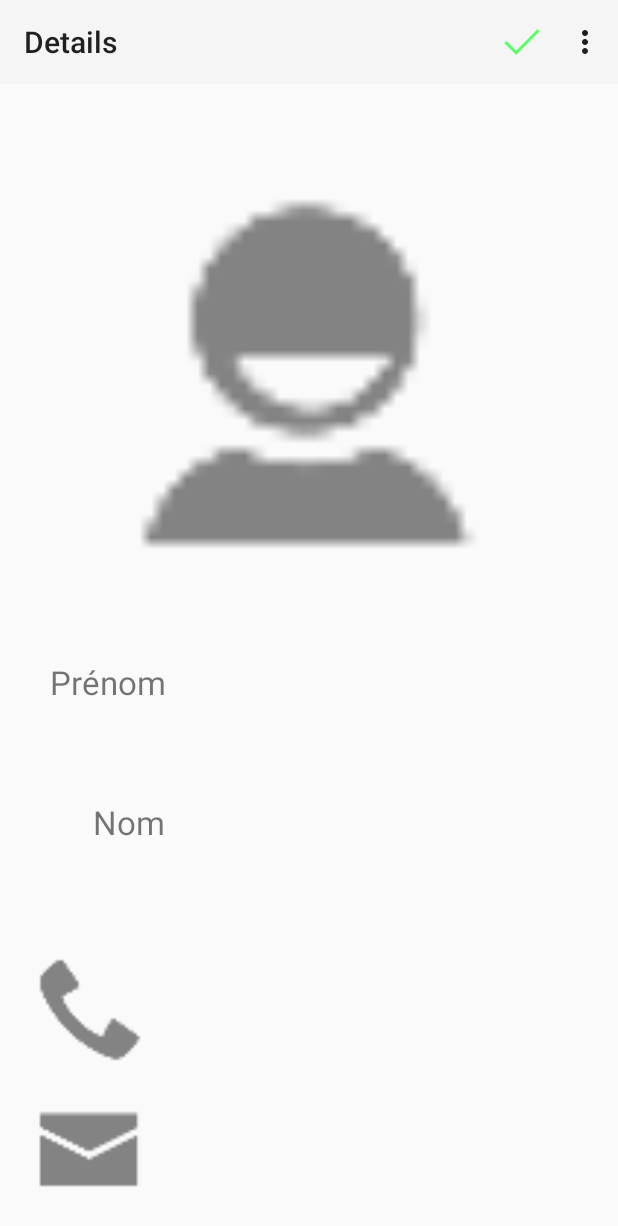
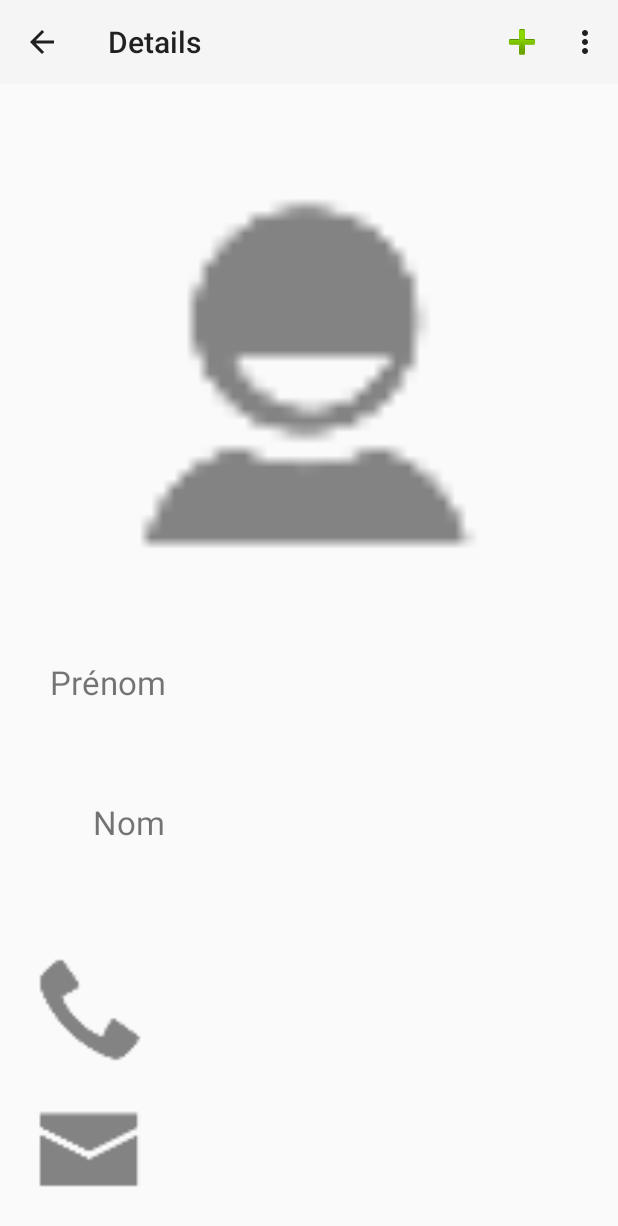
Before and after one commit to akraxx/Contacts, an Android app: the ContactDetailActivity screen opened directly, with no data from a screen before it, on a phone screen of 412 x 824 dp. Shown: the top 1226 px of the screen. Run offline under Robolectric (Android 15) with nearby library versions, the phone set to English and light mode, and no system bars; our stand-ins replace ButterKnife, Dagger/Hilt's generated code; 2 statements that could not run were skipped.

Commit message:
feat: remove drawer from details page

```diff
--- a/app/src/main/java/fr/rizomm/contacts/BaseActivity.java
+++ b/app/src/main/java/fr/rizomm/contacts/BaseActivity.java
@@ -3,6 +3,7 @@ package fr.rizomm.contacts;
 import android.content.Intent;
 import android.content.res.Configuration;
 import android.os.Bundle;
+import android.support.v4.app.NavUtils;
 import android.support.v4.widget.DrawerLayout;
 import android.support.v7.app.ActionBarActivity;
 import android.support.v7.app.ActionBarDrawerToggle;
@@ -42,6 +43,9 @@ public abstract class BaseActivity extends ActionBarActivity implements Injectab
     @Override
     public boolean onOptionsItemSelected(MenuItem item) {
         switch (item.getItemId()) {
+            case android.R.id.home:
+                NavUtils.navigateUpFromSameTask(this);
+                return true;
             case R.id.toolbar_menu_help:
                 Toast.makeText(this, "Aide", Toast.LENGTH_SHORT).show();
                 break;
--- a/app/src/main/java/fr/rizomm/contacts/ContactModule.java
+++ b/app/src/main/java/fr/rizomm/contacts/ContactModule.java
@@ -12,7 +12,6 @@ import fr.rizomm.contacts.managers.ContactManager;
 import fr.rizomm.contacts.ui.activities.AddContactActivity;
 import fr.rizomm.contacts.ui.activities.ContactDetailActivity;
 import fr.rizomm.contacts.ui.activities.HomeActivity;
-import fr.rizomm.contacts.ui.fragments.ContactDetailFragment;
 import fr.rizomm.contacts.ui.fragments.ContactListFragment;
 import fr.rizomm.contacts.ui.fragments.DrawerFragment;
 import fr.rizomm.contacts.ui.fragments.HelloFragment;
@@ -30,7 +29,6 @@ import fr.rizomm.contacts.ui.fragments.HomeFragment;
                 HomeFragment.class,
                 DrawerFragment.class,
                 ContactListFragment.class,
-                ContactDetailFragment.class,
                 ContactFragmentPagerAdapter.class,
                 ContactViewHolder.class
         }
--- a/app/src/main/java/fr/rizomm/contacts/ui/activities/ContactDetailActivity.java
+++ b/app/src/main/java/fr/rizomm/contacts/ui/activities/ContactDetailActivity.java
@@ -2,28 +2,55 @@ package fr.rizomm.contacts.ui.activities;
 
 import android.os.Bundle;
 import android.view.Menu;
+import android.widget.TextView;
 
+import javax.inject.Inject;
+
+import butterknife.InjectView;
 import fr.rizomm.contacts.BaseActivity;
 import fr.rizomm.contacts.R;
+import fr.rizomm.contacts.managers.ContactManager;
+import fr.rizomm.contacts.model.Contact;
 
 /**
  * Created by Maximilien on 22/02/2015.
  */
 public class ContactDetailActivity extends BaseActivity {
+    public static final String ARG_CONTACT = "ARG_CONTACT";
+
+    @InjectView(R.id.firstname_textview_details)
+    TextView firstNameTextView;
+    @InjectView(R.id.lastname_textview_details)
+    TextView lastameTextView;
+    @InjectView(R.id.mail_textview_details)
+    TextView mailTextView;
+    @InjectView(R.id.phone_textview_details)
+    TextView phoneTextView;
+
+    @Inject
+    ContactManager contactManager;
 
     @Override
     protected void onBaseActivityCreate(Bundle savedInstanceState) {
         getSupportActionBar().setTitle("Details");
+        getSupportActionBar().setDisplayHomeAsUpEnabled(true);
+
+        Contact mContact = null;
+
+        if (getIntent() != null) {
+            mContact = contactManager.getContacts().get(getIntent().getIntExtra(ARG_CONTACT, 0)-1);
+        }
+
+        if(mContact != null) {
+            firstNameTextView.setText(mContact.getFirstName());
+            lastameTextView.setText(mContact.getLastName());
+            mailTextView.setText(mContact.getMail());
+            phoneTextView.setText(mContact.getPhone());
+        }
     }
 
     @Override
     public int getContentView() {
         return R.layout.activity_contact_details;
     }
-
-    @Override
-    public boolean onCreateOptionsMenu(Menu menu) {
-        getMenuInflater().inflate(R.menu.menu_add_contact, menu);
-        return true;
-    }
 }
--- a/app/src/main/java/fr/rizomm/contacts/ui/fragments/ContactDetailFragment.java
+++ /dev/null
@@ -1,68 +0,0 @@
-package fr.rizomm.contacts.ui.fragments;
-
-import android.os.Bundle;
-import android.support.annotation.Nullable;
-import android.view.LayoutInflater;
-import android.view.View;
-import android.view.ViewGroup;
-import android.widget.TextView;
-
-import javax.inject.Inject;
-
-import butterknife.InjectView;
-import fr.rizomm.contacts.BaseFragment;
-import fr.rizomm.contacts.R;
-import fr.rizomm.contacts.managers.ContactManager;
-import fr.rizomm.contacts.model.Contact;
-
-
-public class ContactDetailFragment extends BaseFragment {
-    // TODO: Rename parameter arguments, choose names that match
-    // the fragment initialization parameters, e.g. ARG_ITEM_NUMBER
-    public static final String ARG_CONTACT = "ARG_CONTACT";
-
-    @InjectView(R.id.firstname_textview_details)
-    TextView firstNameTextView;
-    @InjectView(R.id.lastname_textview_details)
-    TextView lastameTextView;
-    @InjectView(R.id.mail_textview_details)
-    TextView mailTextView;
-    @InjectView(R.id.phone_textview_details)
-    TextView phoneTextView;
-
-    @Inject
-    ContactManager contactManager;
-
-    private Contact mContact;
-
-    public ContactDetailFragment() {
-        // Required empty public constructor
-    }
-
-    @Override
-    public void onCreate(Bundle savedInstanceState) {
-        super.onCreate(savedInstanceState);
-
-        if (getActivity().getIntent() != null) {
-            mContact = contactManager.getContacts().get(getActivity().getIntent().getIntExtra(ARG_CONTACT, 0));
-        }
-    }
-
-    @Override
-    public View onViewInflated(View view, LayoutInflater inflater, @Nullable ViewGroup container, @Nullable Bundle savedInstanceState) {
-
-        if(mContact != null) {
-            firstNameTextView.setText(mContact.getFirstName());
-            lastameTextView.setText(mContact.getLastName());
-            mailTextView.setText(mContact.getMail());
-            phoneTextView.setText(mContact.getPhone());
-        }
-
-        return view;
-    }
-
-    @Override
-    public int getContentView() {
-        return R.layout.fragment_contact_detail;
-    }
-}
--- a/app/src/main/java/fr/rizomm/contacts/ui/fragments/ContactListFragment.java
+++ b/app/src/main/java/fr/rizomm/contacts/ui/fragments/ContactListFragment.java
@@ -48,7 +48,7 @@ public class ContactListFragment extends TitledFragment implements ContactListen
     @OnItemClick(R.id.listView)
     public void onContactListItemClick(AdapterView<?> parent, View view, int position, long id) {
         Intent nextScreen = new Intent(getActivity(), ContactDetailActivity.class);
-        nextScreen.putExtra(ContactDetailFragment.ARG_CONTACT, position);
+        nextScreen.putExtra(ContactDetailActivity.ARG_CONTACT, position);
         startActivity(nextScreen);
     }
 
--- a/app/src/main/java/fr/rizomm/contacts/ui/fragments/DrawerFragment.java
+++ b/app/src/main/java/fr/rizomm/contacts/ui/fragments/DrawerFragment.java
@@ -55,7 +55,7 @@ public class DrawerFragment extends BaseFragment {
     @OnItemClick(R.id.drawer_contact_list)
     public void onContactListItemClick(AdapterView<?> parent, View view, int position, long id) {
         Intent nextScreen = new Intent(getActivity(), ContactDetailActivity.class);
-        nextScreen.putExtra(ContactDetailFragment.ARG_CONTACT, position);
+        nextScreen.putExtra(ContactDetailActivity.ARG_CONTACT, position);
         startActivity(nextScreen);
     }
 
--- a/app/src/main/res/layout/activity_contact_details.xml
+++ b/app/src/main/res/layout/activity_contact_details.xml
@@ -5,11 +5,106 @@
 
     <include layout="@layout/toolbar" />
 
-    <fragment
-        android:id="@+id/contact_details"
-        android:layout_width="fill_parent"
-        android:layout_height="fill_parent"
-        android:name="fr.rizomm.contacts.ui.fragments.ContactDetailFragment"
-        android:orientation="horizontal" />
+    <LinearLayout xmlns:android="http://schemas.android.com/apk/res/android"
+        android:layout_width="match_parent"
+        android:layout_height="match_parent"
+        android:orientation="vertical"
+        android:padding="10dp"
+        android:layout_weight="10">
+
+        <ImageView
+            android:src="@drawable/ic_profile"
+            android:layout_width="match_parent"
+            android:layout_height="0dp"
+            android:layout_weight="4"/>
+
+        <LinearLayout
+            android:layout_width="match_parent"
+            android:layout_height="0dp"
+            android:layout_weight="1"
+            android:orientation="horizontal">
+
+            <TextView
+                android:layout_width="100dp"
+                android:layout_height="match_parent"
+                android:textSize="22sp"
+                android:gravity="right"
+                android:text="Prénom"
+                android:id="@+id/firstname_textview_label" />
+
+            <TextView
+                android:paddingLeft="20dp"
+                android:layout_width="wrap_content"
+                android:layout_height="match_parent"
+                android:textSize="22sp"
+                android:textStyle="bold"
+                android:id="@+id/firstname_textview_details" />
+        </LinearLayout>
+
+        <LinearLayout
+            android:layout_width="match_parent"
+            android:layout_height="0dp"
+            android:layout_weight="1"
+            android:orientation="horizontal">
+
+            <TextView
+                android:layout_width="100dp"
+                android:layout_height="match_parent"
+                android:textSize="22sp"
+                android:gravity="right"
+                android:text="Nom"
+                android:id="@+id/lastname_textview_label" />
+
+            <TextView
+                android:paddingLeft="20dp"
+                android:layout_width="wrap_content"
+                android:layout_height="match_parent"
+                android:textSize="22sp"
+                android:textStyle="bold"
+                android:id="@+id/lastname_textview_details" />
+        </LinearLayout>
+
+        <LinearLayout
+            android:layout_width="match_parent"
+            android:layout_height="0dp"
+            android:layout_weight="1"
+            android:orientation="horizontal">
+
+            <ImageView
+                android:layout_width="100dp"
+                android:layout_height="match_parent"
+                android:textSize="22sp"
+                android:src="@drawable/ic_phone" />
+
+            <TextView
+                android:paddingLeft="20dp"
+                android:layout_width="wrap_content"
+                android:layout_height="match_parent"
+                android:textSize="22sp"
+                android:textStyle="bold"
+                android:id="@+id/phone_textview_details" />
+        </LinearLayout>
+
+        <LinearLayout
+            android:layout_width="match_parent"
+            android:layout_height="0dp"
+            android:layout_weight="1"
+            android:orientation="horizontal">
+
+            <ImageView
+                android:layout_width="100dp"
+                android:layout_height="match_parent"
+                android:textSize="22sp"
+                android:src="@drawable/ic_mail" />
+
+            <TextView
+                android:paddingLeft="20dp"
+                android:layout_width="wrap_content"
+                android:layout_height="match_parent"
+                android:textSize="22sp"
+                android:textStyle="bold"
+                android:id="@+id/mail_textview_details" />
+        </LinearLayout>
+    </LinearLayout>
 
 </LinearLayout>
--- a/app/src/main/res/layout/fragment_contact_detail.xml
+++ /dev/null
@@ -1,101 +0,0 @@
-<LinearLayout xmlns:android="http://schemas.android.com/apk/res/android"
-    android:layout_width="match_parent"
-    android:layout_height="match_parent"
-    android:orientation="vertical"
-    android:padding="10dp"
-    android:layout_weight="10">
-
-    <ImageView
-        android:src="@drawable/ic_profile"
-        android:layout_width="match_parent"
-        android:layout_height="0dp"
-        android:layout_weight="4"/>
-
-    <LinearLayout
-        android:layout_width="match_parent"
-        android:layout_height="0dp"
-        android:layout_weight="1"
-        android:orientation="horizontal">
-
-        <TextView
-            android:layout_width="100dp"
-            android:layout_height="match_parent"
-            android:textSize="22sp"
-            android:gravity="right"
-            android:text="Prénom"
-            android:id="@+id/firstname_textview_label" />
-
-        <TextView
-            android:paddingLeft="20dp"
-            android:layout_width="wrap_content"
-            android:layout_height="match_parent"
-            android:textSize="22sp"
-            android:textStyle="bold"
-            android:id="@+id/firstname_textview_details" />
-    </LinearLayout>
-
-    <LinearLayout
-        android:layout_width="match_parent"
-        android:layout_height="0dp"
-        android:layout_weight="1"
-        android:orientation="horizontal">
-
-        <TextView
-            android:layout_width="100dp"
-            android:layout_height="match_parent"
-            android:textSize="22sp"
-            android:gravity="right"
-            android:text="Nom"
-            android:id="@+id/lastname_textview_label" />
-
-        <TextView
-            android:paddingLeft="20dp"
-            android:layout_width="wrap_content"
-            android:layout_height="match_parent"
-            android:textSize="22sp"
-            android:textStyle="bold"
-            android:id="@+id/lastname_textview_details" />
-    </LinearLayout>
-
-    <LinearLayout
-        android:layout_width="match_parent"
-        android:layout_height="0dp"
-        android:layout_weight="1"
-        android:orientation="horizontal">
-
-        <ImageView
-            android:layout_width="100dp"
-            android:layout_height="match_parent"
-            android:textSize="22sp"
-            android:src="@drawable/ic_phone" />
-
-        <TextView
-            android:paddingLeft="20dp"
-            android:layout_width="wrap_content"
-            android:layout_height="match_parent"
-            android:textSize="22sp"
-            android:textStyle="bold"
-            android:id="@+id/phone_textview_details" />
-    </LinearLayout>
-
-    <LinearLayout
-        android:layout_width="match_parent"
-        android:layout_height="0dp"
-        android:layout_weight="1"
-        android:orientation="horizontal">
-
-        <ImageView
-            android:layout_width="100dp"
-            android:layout_height="match_parent"
-            android:textSize="22sp"
-            android:src="@drawable/ic_mail" />
-
-        <TextView
-            android:paddingLeft="20dp"
-            android:layout_width="wrap_content"
-            android:layout_height="match_parent"
-            android:textSize="22sp"
-            android:textStyle="bold"
-            android:id="@+id/mail_textview_details" />
-    </LinearLayout>
-</LinearLayout>
--- a/app/src/main/res/menu/menu_add_contact.xml
+++ b/app/src/main/res/menu/menu_add_contact.xml
@@ -10,7 +10,7 @@
         android:title="@string/toolbar_menu_parameters" />
 
     <item
-        android:id="@+id/toolbar_button_add"
+        android:id="@+id/toolbar_button_validate"
         android:icon="@drawable/ic_check"
         android:title="Validate"
         app:showAsAction="always" />
```
Also changed, not shown: app/src/main/AndroidManifest.xml (+10 -2 lines), app/src/main/java/fr/rizomm/contacts/ui/activities/AddContactActivity.java (+24 -1 lines), app/src/main/res/drawable-hdpi/ic_check.png, app/src/main/res/drawable-mdpi/ic_check.png, app/src/main/res/drawable-xhdpi/ic_check.png, app/src/main/res/drawable-xxhdpi/ic_check.png.
